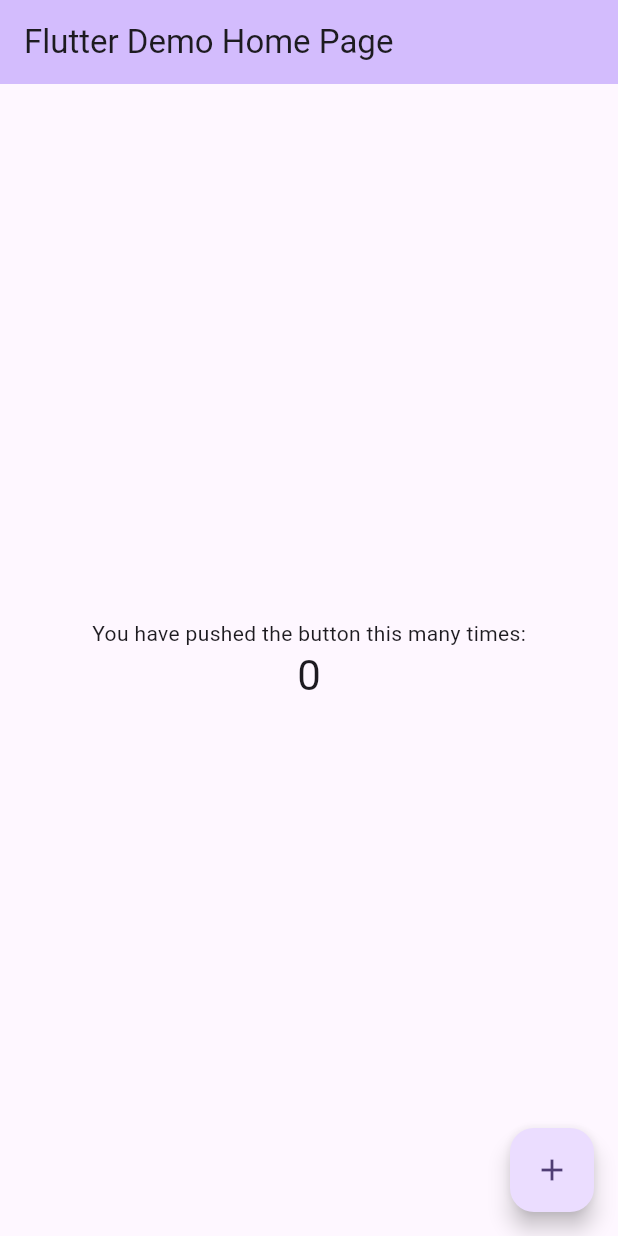
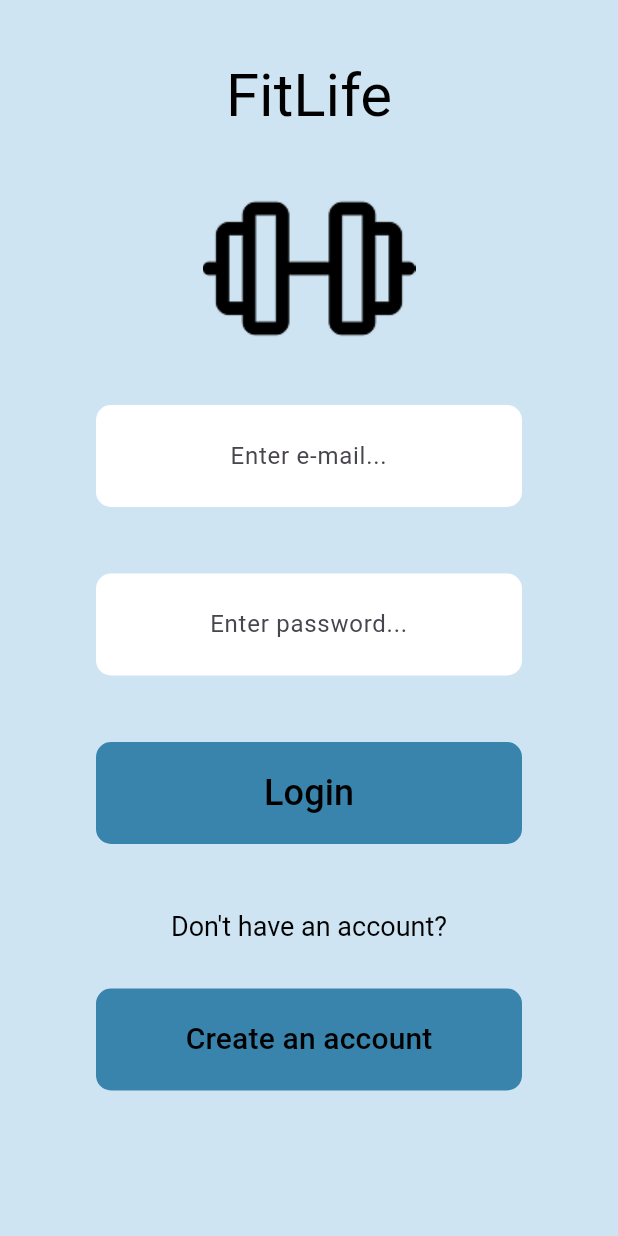
Before and after one commit to Islam-Kotov/MTAA_frontend, a Flutter app: the screen it shows after launch, on a phone screen of 412 x 824 dp. Run offline on Flutter 3.47's test engine with Material 3 defaults, Android fonts, the phone set to English and light mode, and no system bars.

Commit message:
Authorization screen

```diff
--- /dev/null
+++ b/lib/authorization_screen.dart
@@ -0,0 +1,151 @@
+import 'package:flutter/material.dart';
+
+class AuthorizationScreen extends StatefulWidget {
+  const AuthorizationScreen({super.key});
+
+  @override
+  State<AuthorizationScreen> createState() => _AuthorizationScreen();
+}
+
+class _AuthorizationScreen extends State<AuthorizationScreen> {
+  final TextEditingController _emailController = TextEditingController();
+  final TextEditingController _passwordController = TextEditingController();
+
+  @override
+  Widget build(BuildContext context) {
+    return GestureDetector(
+      onTap: () => FocusScope.of(context).unfocus(),
+      child: Scaffold(
+        backgroundColor: Color.fromRGBO(207, 228, 242, 1),
+        resizeToAvoidBottomInset: false,
+        body: SafeArea(
+          child: Center(
+            child: Container(
+              margin: EdgeInsets.symmetric(vertical: 40, horizontal: 64),
+              child: Column(
+                children: [
+                  SizedBox(
+                    height: 210,
+                    child: Column(
+                      mainAxisAlignment: MainAxisAlignment.spaceBetween,
+                      children: [
+                        const DefaultTextStyle(
+                          style: TextStyle(
+                            color: Color.fromRGBO(0, 0, 0, 1),
+                            fontSize: 40,
+                            fontStyle: FontStyle.normal
+                          ),
+                          child: Text('FitLife')
+                        ),
+                        Image(
+                          image: AssetImage(
+                            'assets/images/dumbell_icon.png'
+                          )
+                        ),
+                      ]
+                    ),
+                  ),
+                  const SizedBox(height: 20),
+                  SizedBox(
+                    height: 457,
+                    width: 286,
+                    child: Column(
+                      mainAxisAlignment: MainAxisAlignment.spaceBetween,
+                      children: [
+                        SizedBox(
+                          height: 68,
+                          child: TextField(
+                            controller: _emailController,
+                            decoration: const InputDecoration(
+                              contentPadding: EdgeInsets.symmetric(vertical: 22),
+                              border: OutlineInputBorder(
+                                borderSide: BorderSide.none,
+                                borderRadius: BorderRadius.all(Radius.circular(10))
+                              ),
+                              filled: true,
+                              fillColor: Color.fromRGBO(255, 255, 255, 1),
+                              hintText: 'Enter e-mail...',
+                            ),
+                            textAlign: TextAlign.center,
+                          )
+                        ),
+                        SizedBox(
+                          height: 68,
+                          child: TextField(
+                            controller: _passwordController,
+                            decoration: const InputDecoration(
+                              contentPadding: EdgeInsets.symmetric(vertical: 22),
+                              border: OutlineInputBorder(
+                                borderSide: BorderSide.none,
+                                borderRadius: BorderRadius.all(Radius.circular(10))
+                              ),
+                              filled: true,
+                              fillColor: Color.fromRGBO(255, 255, 255, 1),
+                              hintText: 'Enter password...',
+                            ),
+                            textAlign: TextAlign.center,
+                          )
+                        ),
+                        FilledButton(
+                          style: ElevatedButton.styleFrom(
+                            backgroundColor: Color.fromRGBO(57, 132, 173, 1),
+                            fixedSize: Size(286, 68),
+                            shape: RoundedRectangleBorder(
+                              borderRadius: BorderRadius.all(Radius.circular(10))
+                            )
+                          ),
+                          onPressed: () {},
+                          child: const Text(
+                            'Login',
+                            style: TextStyle(
+                              color:Color.fromRGBO(0, 0, 0, 1),
+                              fontSize: 24
+                            ),
+                          )
+                        ),
+                        SizedBox(
+                          height: 120,
+                          child: Column(
+                            mainAxisAlignment: MainAxisAlignment.spaceBetween,
+                            children: [
+                              const DefaultTextStyle(
+                                style: TextStyle(
+                                  color: Color.fromRGBO(0, 0, 0, 1),
+                                  fontSize: 18,
+                                  fontStyle: FontStyle.normal
+                                ),
+                                child: Text("Don't have an account?")
+                              ),
+                              FilledButton(
+                                style: ElevatedButton.styleFrom(
+                                  backgroundColor: Color.fromRGBO(57, 132, 173, 1),
+                                  fixedSize: Size(286, 68),
+                                  shape: RoundedRectangleBorder(
+                                    borderRadius: BorderRadius.all(Radius.circular(10))
+                                  )
+                                ),
+                                onPressed: () {},
+                                child: const Text(
+                                  'Create an account',
+                                  style: TextStyle(
+                                    color:Color.fromRGBO(0, 0, 0, 1),
+                                    fontSize: 20
+                                  ),
+                                )
+                              )
+                            ]
+                          )
+                        )
+                      ],
+                    )
+                  )
+                ],
+              ),
+            )
+          ),
+        )
+      )
+    )
+    ;
+  }
+}
--- a/lib/main.dart
+++ b/lib/main.dart
@@ -1,4 +1,5 @@
 import 'package:flutter/material.dart';
+import 'authorization_screen.dart';
 
 void main() {
   runApp(const MyApp());
@@ -30,7 +31,8 @@
         // tested with just a hot reload.
         colorScheme: ColorScheme.fromSeed(seedColor: Colors.deepPurple),
       ),
-      home: const MyHomePage(title: 'Flutter Demo Home Page'),
+      // home: const MyHomePage(title: 'Flutter Demo Home Page'),
+      home: const AuthorizationScreen(),
     );
   }
 }
--- a/pubspec.yaml
+++ b/pubspec.yaml
@@ -58,9 +58,8 @@ flutter:
   uses-material-design: true
 
   # To add assets to your application, add an assets section, like this:
-  # assets:
-  #   - images/a_dot_burr.jpeg
-  #   - images/a_dot_ham.jpeg
+  assets:
+    - assets/images/
 
   # An image asset can refer to one or more resolution-specific "variants", see
   # https://flutter.dev/to/resolution-aware-images
```
Also changed, not shown: assets/images/dumbell_icon.png (added), 3 other files.
